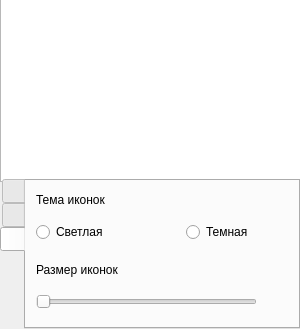
Qt form src/krudio.ui (alexyalinc/krudio) before a commit.
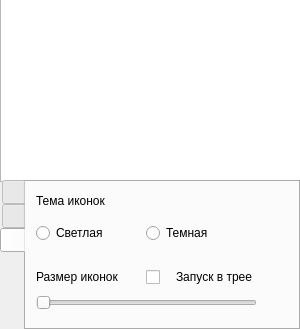
The same form after that commit. The open tabs and pages were chosen to show the change. Icons and pictures are not drawn.

Diff of the .ui file:
```diff
--- a/src/krudio.ui
+++ b/src/krudio.ui
@@ -56,7 +56,7 @@
     <property name="geometry">
      <rect>
       <x>0</x>
-      <y>179</y>
+      <y>180</y>
       <width>300</width>
       <height>150</height>
      </rect>
@@ -439,7 +439,7 @@
        <rect>
         <x>10</x>
         <y>10</y>
-        <width>191</width>
+        <width>121</width>
         <height>17</height>
        </rect>
       </property>
@@ -451,7 +451,7 @@
       <property name="geometry">
        <rect>
         <x>10</x>
-        <y>80</y>
+        <y>86</y>
         <width>191</width>
         <height>17</height>
        </rect>
@@ -498,7 +498,7 @@
      <widget class="QRadioButton" name="radioButton_2">
       <property name="geometry">
        <rect>
-        <x>160</x>
+        <x>120</x>
         <y>40</y>
         <width>81</width>
         <height>22</height>
@@ -514,6 +514,32 @@
        <bool>true</bool>
       </property>
      </widget>
+     <widget class="QLabel" name="label_6">
+      <property name="geometry">
+       <rect>
+        <x>150</x>
+        <y>86</y>
+        <width>101</width>
+        <height>17</height>
+       </rect>
+      </property>
+      <property name="text">
+       <string comment="The theme of the icons">Запуск в трее</string>
+      </property>
+     </widget>
+     <widget class="QCheckBox" name="checkBox">
+      <property name="geometry">
+       <rect>
+        <x>120</x>
+        <y>84</y>
+        <width>21</width>
+        <height>22</height>
+       </rect>
+      </property>
+      <property name="text">
+       <string/>
+      </property>
+     </widget>
     </widget>
    </widget>
   </widget>
```
